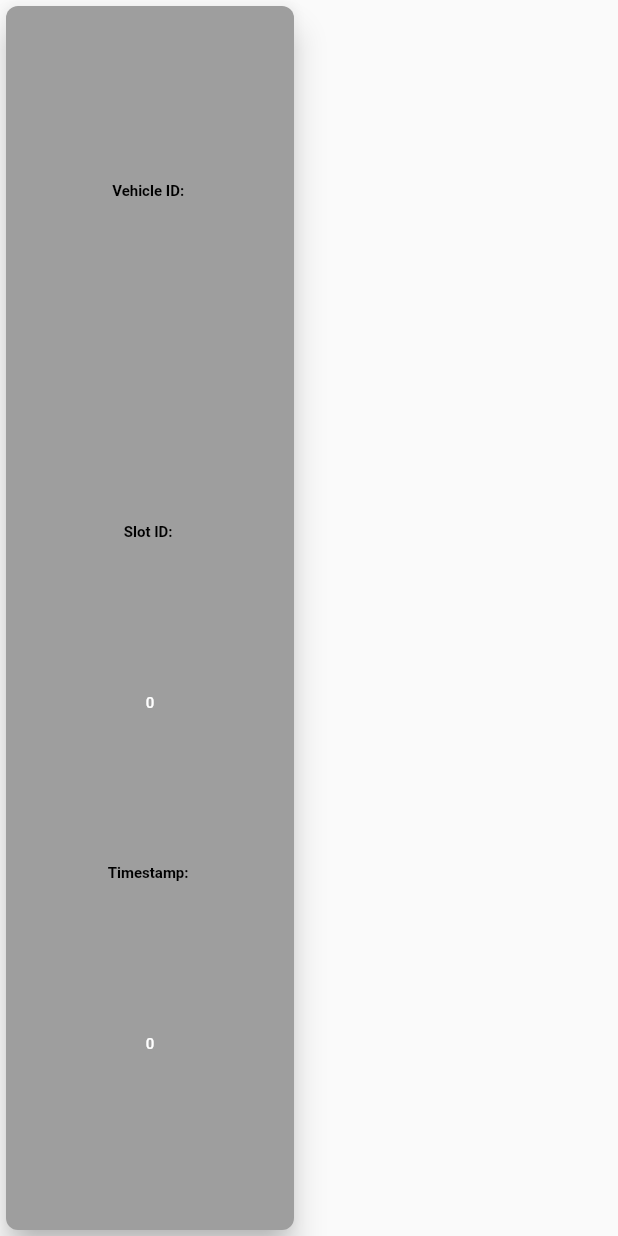
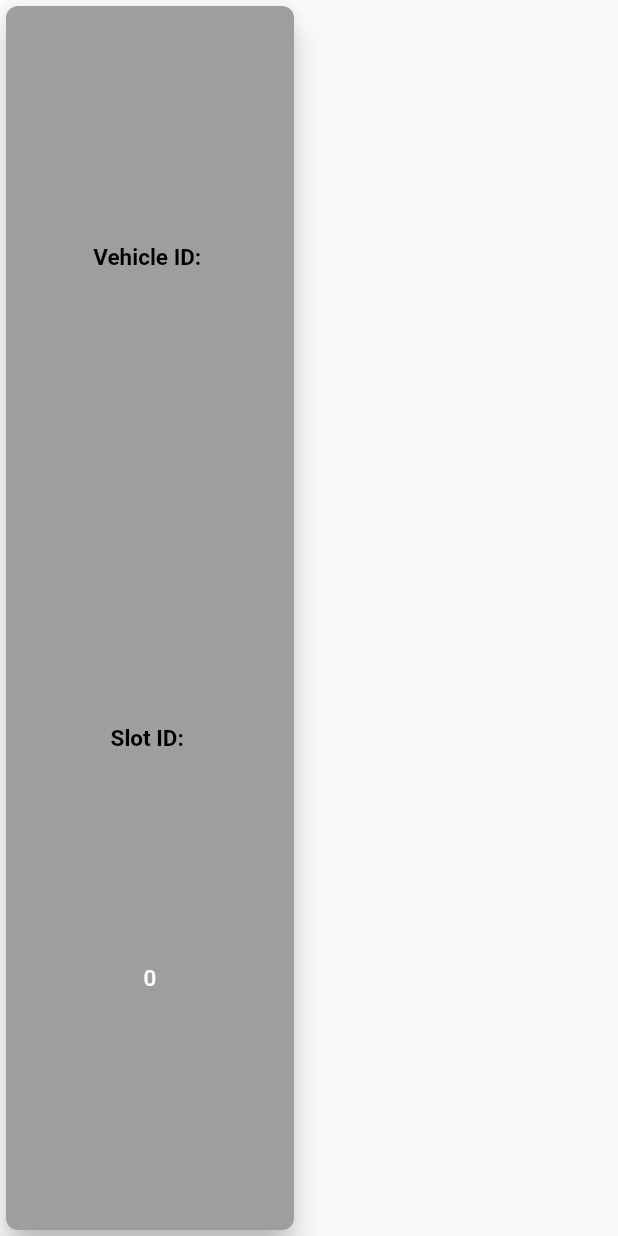
Before and after one commit to tmarmedaziz/Smart-Parking, a Flutter app: what dashbord2Component() shows on an empty page, opened directly with empty values, on a phone screen of 412 x 824 dp. Run offline on Flutter 3.47's test engine with Material 2 defaults, Android fonts, the light colour scheme and no system bars; our stand-ins replace animated_theme_switcher, another_flushbar, flutter_datetime_picker, google_fonts, responsive_sizer; missing offline and left inert: flutter_session_manager; network calls fail.

```diff
--- a/lib/app/pages/parking_reservations_component.dart
+++ b/lib/app/pages/parking_reservations_component.dart
@@ -5,6 +5,8 @@ import '../modles/reservation.dart';
 
 
 Widget dashbord2Component(BuildContext context , Color color, Reservation  reservation, ResourceApi resourceApi ) {
+
+
   return Column(
     children: <Widget>[
       Expanded(
@@ -37,7 +39,7 @@ Widget dashbord2Component(BuildContext context , Color color, Reservation  reser
                         style: const TextStyle(
                             color: Colors.black,
                             fontWeight: FontWeight.bold,
-                            fontSize: 10.0
+                            fontSize: 15.0
                         ),
                       ),
                       Text(
@@ -45,7 +47,7 @@ Widget dashbord2Component(BuildContext context , Color color, Reservation  reser
                         style: const  TextStyle(
                             color: Colors.white,
                             fontWeight: FontWeight.bold,
-                            fontSize: 10.0
+                            fontSize: 15.0
                         ),
                       ),
                       Text(
@@ -53,31 +55,18 @@ Widget dashbord2Component(BuildContext context , Color color, Reservation  reser
                         style: const TextStyle(
                             color: Colors.black,
                             fontWeight: FontWeight.bold,
-                            fontSize: 10.0
+                            fontSize: 15.0
                         ),
                       ),
                       Text(
                         "${reservation.slotId}",
                         style: TextStyle(
                             color: Colors.white,
-                            fontSize: 10
+                            fontSize: 15
                         ),
                       ),
-                      Text(
-                        "Timestamp: ",
-                        style: const TextStyle(
-                            color: Colors.black,
-                            fontWeight: FontWeight.bold,
-                            fontSize: 10.0
-                        ),
-                      ),
-                      Text(
-                        "${reservation.reservation}",
-                        style: TextStyle(
-                            color: Colors.white,
-                            fontSize: 10
-                        ),
-                      ),
+
+
                     ],
                   ),
                 ),
```
